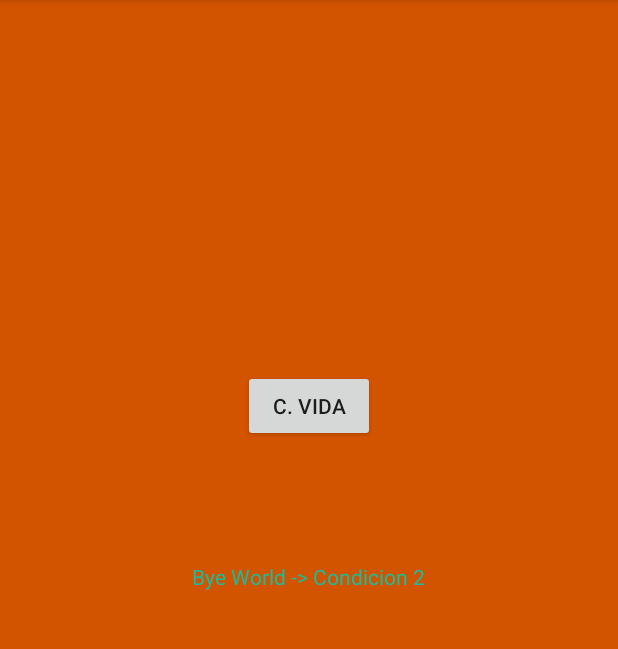
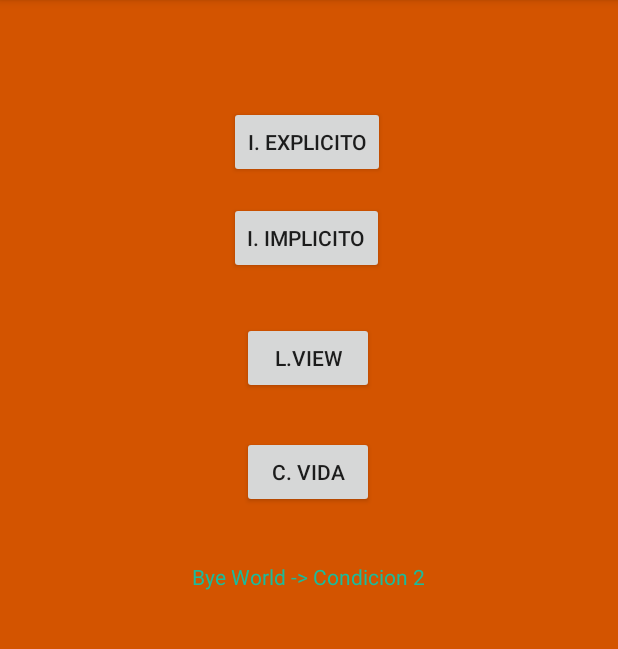
Before and after one commit to EPN-2023B-Moviles-GR2SW/mov-gr2sw-morales-villacreses-mateo-fabian, an Android app built with Jetpack Compose: the screen it shows after launch (MainActivity), on a phone screen of 412 x 824 dp, the part 84-733 px from its top. Run offline under Robolectric (Android 15) with nearby library versions, the phone set to English and light mode, and no system bars.

Commit message:
Add new files and make code improvements

```diff
--- a/02-Android/app/src/main/java/com/example/b2023gr2sw/MainActivity.kt
+++ b/02-Android/app/src/main/java/com/example/b2023gr2sw/MainActivity.kt
@@ -1,11 +1,59 @@
 package com.example.b2023gr2sw
 
+import android.app.Activity
 import android.content.Intent
+import android.net.Uri
 import android.os.Bundle
+import android.provider.ContactsContract
 import android.widget.Button
+import androidx.activity.result.contract.ActivityResultContracts
 import androidx.appcompat.app.AppCompatActivity
+import com.google.android.material.snackbar.Snackbar
 
 class MainActivity : AppCompatActivity() {
+
+    val callbackContenidoIntentExplicito =
+        registerForActivityResult(
+            ActivityResultContracts.StartActivityForResult()
+        ){
+            result ->
+            if (result.resultCode === Activity.RESULT_OK) {
+                if (result.data != null) {
+                    // Logica Negocio
+                    val data = result.data
+                    mostrarSnackbar("${data?.getStringExtra("nombreModificado")}")
+                }
+            }
+        }
+
+    val callbackIntentPickUri =
+        registerForActivityResult(
+            ActivityResultContracts.StartActivityForResult()
+        ){
+            result ->
+            if (result.resultCode === RESULT_OK){
+                if (result.data != null){
+                    if (result.data!!.data != null){
+                        val uri: Uri = result.data!!.data!!
+                        val cursor = contentResolver.query(
+                            uri, null, null, null, null, null)
+                        cursor?.moveToFirst()
+                        val indiceTelefono = cursor?.getColumnIndex(
+                            ContactsContract.CommonDataKinds.Phone.NUMBER
+                        )
+                        val telefono = cursor?.getString(indiceTelefono!!)
+                        cursor?.close()
+                        mostrarSnackbar("Telefono ${telefono}")
+                    }
+                }
+            }
+        }
+
+    fun mostrarSnackbar(texto: String){
+        val snack = Snackbar.make(findViewById(R.id.id_layout_main),
+            texto, Snackbar.LENGTH_LONG)
+        snack.show()
+    }
     override fun onCreate(savedInstanceState: Bundle?) {
         super.onCreate(savedInstanceState)
         setContentView(R.layout.activity_main)
@@ -13,6 +61,37 @@ class MainActivity : AppCompatActivity() {
         botonCicloVida.setOnClickListener{
             irActividad(ACicloVida::class.java)
         }
+
+        val botonListView = findViewById<Button>(R.id.btn_ir_list_view)
+        botonListView.setOnClickListener {
+            irActividad(BListView::class.java)
+        }
+
+        val botonIntentImplicito = findViewById<Button>(
+            R.id.btn_ir_intent_implicito)
+        botonIntentImplicito.setOnClickListener {
+            val intentConRespuesta = Intent(
+                Intent.ACTION_PICK,
+                ContactsContract.CommonDataKinds.Phone.CONTENT_URI
+            )
+            callbackIntentPickUri.launch(intentConRespuesta)
+        }
+
+        val botonIntentExplicito = findViewById<Button>(
+            R.id.btn_ir_intent_explicito)
+        botonIntentExplicito.setOnClickListener {
+            abrirActividadConParametros(CIntentExplicitoParametros::class.java)
+        }
+    }
+
+    private fun abrirActividadConParametros(clase: Class<*>) {
+        val intentExplicito = Intent(this, clase)
+        // Enviar parametros (solamente variables primitivas)
+        intentExplicito.putExtra("nombre", "Mateo")
+        intentExplicito.putExtra("apellido", "Morales")
+        intentExplicito.putExtra("edad", 22)
+
+        callbackContenidoIntentExplicito.launch(intentExplicito)
     }
 
     fun irActividad(
--- a/02-Android/app/src/main/res/layout/activity_main.xml
+++ b/02-Android/app/src/main/res/layout/activity_main.xml
@@ -2,6 +2,7 @@
 <androidx.constraintlayout.widget.ConstraintLayout xmlns:android="http://schemas.android.com/apk/res/android"
     xmlns:app="http://schemas.android.com/apk/res-auto"
     xmlns:tools="http://schemas.android.com/tools"
+    android:id="@+id/id_layout_main"
     android:layout_width="match_parent"
     android:layout_height="match_parent"
     android:background="@color/color_fondo">
@@ -22,9 +23,43 @@
         android:id="@+id/btn_ciclo_vida"
         android:layout_width="wrap_content"
         android:layout_height="wrap_content"
-        android:layout_marginBottom="80dp"
+        android:layout_marginBottom="36dp"
         android:text="C. VIDA"
         app:layout_constraintBottom_toTopOf="@+id/textView"
         app:layout_constraintEnd_toEndOf="@+id/textView"
+        app:layout_constraintHorizontal_bias="0.493"
         app:layout_constraintStart_toStartOf="@+id/textView" />
+
+    <Button
+        android:id="@+id/btn_ir_list_view"
+        android:layout_width="wrap_content"
+        android:layout_height="wrap_content"
+        android:layout_marginBottom="28dp"
+        android:text="L.View"
+        app:layout_constraintBottom_toTopOf="@+id/btn_ciclo_vida"
+        app:layout_constraintEnd_toEndOf="@+id/btn_ciclo_vida"
+        app:layout_constraintHorizontal_bias="0.0"
+        app:layout_constraintStart_toStartOf="@+id/btn_ciclo_vida" />
+
+    <Button
+        android:id="@+id/btn_ir_intent_implicito"
+        android:layout_width="wrap_content"
+        android:layout_height="wrap_content"
+        android:layout_marginBottom="32dp"
+        android:text="I. IMPLICITO"
+        app:layout_constraintBottom_toTopOf="@+id/btn_ir_list_view"
+        app:layout_constraintEnd_toEndOf="@+id/btn_ir_list_view"
+        app:layout_constraintHorizontal_bias="0.571"
+        app:layout_constraintStart_toStartOf="@+id/btn_ir_list_view" />
+
+    <Button
+        android:id="@+id/btn_ir_intent_explicito"
+        android:layout_width="wrap_content"
+        android:layout_height="wrap_content"
+        android:layout_marginBottom="16dp"
+        android:text="I. EXPLICITO"
+        app:layout_constraintBottom_toTopOf="@+id/btn_ir_intent_implicito"
+        app:layout_constraintEnd_toEndOf="@+id/btn_ir_intent_implicito"
+        app:layout_constraintHorizontal_bias="0.0"
+        app:layout_constraintStart_toStartOf="@+id/btn_ir_intent_implicito" />
 </androidx.constraintlayout.widget.ConstraintLayout>
--- a/02-Android/app/src/main/res/values/strings.xml
+++ b/02-Android/app/src/main/res/values/strings.xml
@@ -2,4 +2,9 @@
     <string name="app_name">B2023gr2sw</string>
     <string name="title_activity_aresources">AResources</string>
     <string name="saludo">Buenos dias</string>
+    <string-array name="string_array_opciones_dialogo">
+        <item>Lunes</item>
+        <item>Martes</item>
+        <item>Miercoles</item>
+    </string-array>
 </resources>
```
Also changed, not shown: 02-Android/app/src/main/AndroidManifest.xml (+7 -2 lines), 02-Android/app/src/main/java/com/example/b2023gr2sw/BBaseDatosMemoria.kt (added, +12 -0 lines), 02-Android/app/src/main/java/com/example/b2023gr2sw/BEntrenador.kt (added, +11 -0 lines), 02-Android/app/src/main/java/com/example/b2023gr2sw/BListView.kt (added, +124 -0 lines), 02-Android/app/src/main/java/com/example/b2023gr2sw/CIntentExplicitoParametros.kt (added, +32 -0 lines), 02-Android/app/src/main/res/layout/activity_blist_view.xml (added, +28 -0 lines), 02-Android/app/src/main/res/layout/activity_cintent_explicito_parametros.xml (added, +18 -0 lines), 02-Android/app/src/main/res/menu/menu.xml (added, +11 -0 lines).
